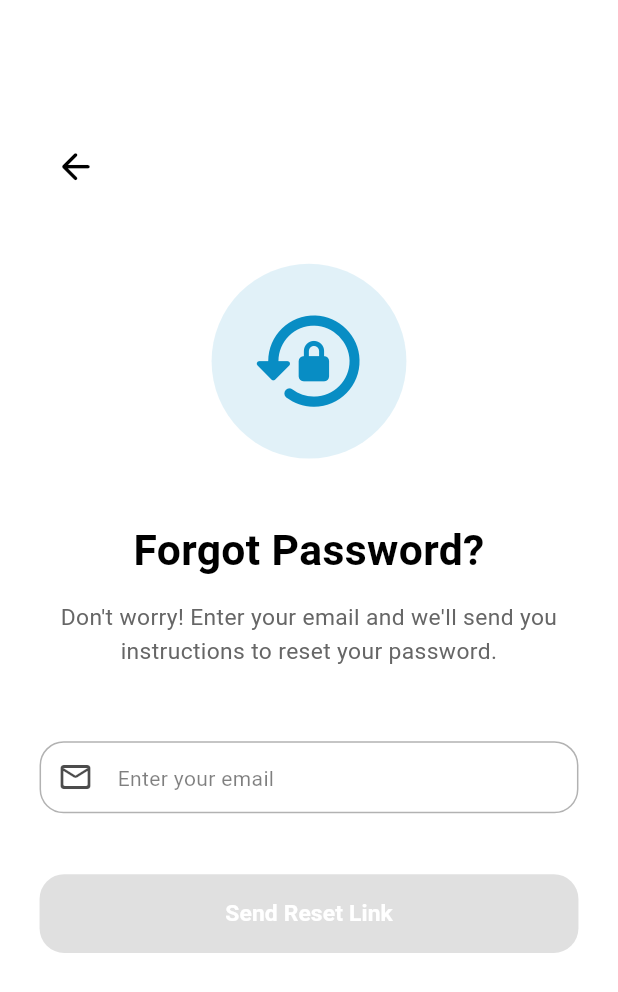
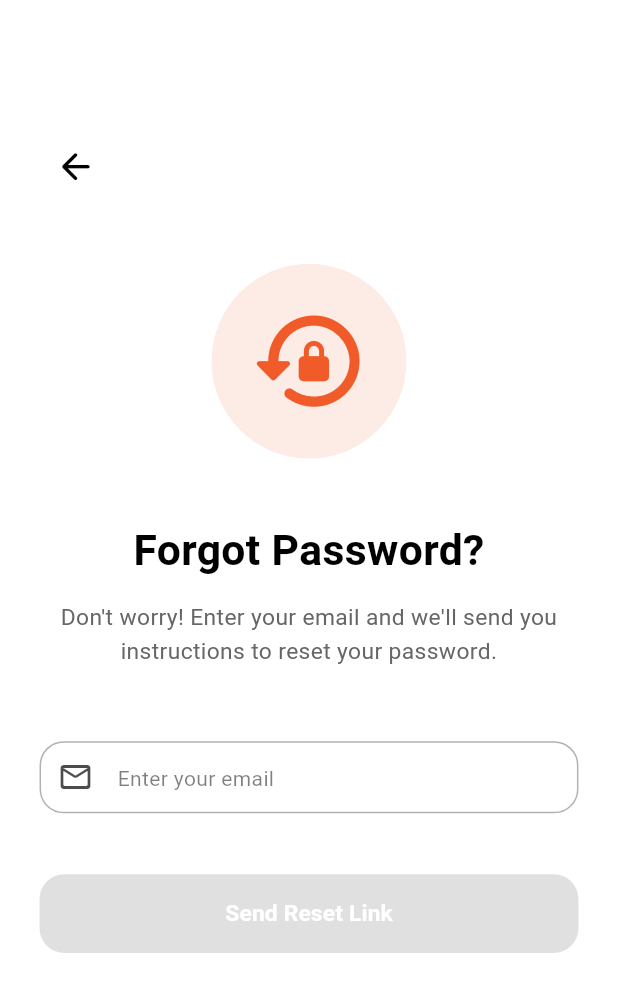
Before and after one commit to imgrasooldev/yolger_rider_app, a Flutter app: the screen it shows after launch, after a tap on "Forgot Password?", on a phone screen of 412 x 824 dp. Shown: the top 992 px of the screen. Run offline on Flutter 3.47's test engine with Material 3 defaults, Android fonts, the phone set to English and light mode, and no system bars; our stand-ins replace animated_toggle_switch, cached_network_image, confetti, connectivity_plus, country_picker, dio and 26 more; missing offline and left inert: flutter_background_service, flutter_polyline_points, flutter_swipe_button; accounts and stored records are empty; network calls fail.

Commit message:
app name changed with color theme and inside app logos.

```diff
--- a/lib/config/app_images.dart
+++ b/lib/config/app_images.dart
@@ -2,6 +2,7 @@ class AppImages {
   static var splashLogoo = 'assets/png/rider.png';
   static var splashLightLogo = "assets/png/app-logo-light.png";
   static var splashLogo = 'assets/png/app-logo-dark.png';
+  static var appLogo = 'assets/png/app-logo.png';
   static var arrowRight = 'assets/png/arrow_right.png';
   static var noOrder = 'assets/png/noOrder.png';
   static var bike = 'assets/png/bike.png';
--- a/lib/config/colors.dart
+++ b/lib/config/colors.dart
@@ -1,9 +1,9 @@
 import 'package:flutter/material.dart';
 
 extension AppColors on ColorScheme {
-  static const Color primaryColor = Color(0xFF088DC4);
+  static const Color primaryColor = Color(0xFFF15B29);
 
-  static const Color secondaryColor = Color(0xFF088DC4);
+  static const Color secondaryColor = Color(0xFFF15B29);
   static const Color backgroundColor = Color(0xFFFFFFFF);
   static const Color cardColor = Color(0xFFFFFFFF);
   static const Color textColor = Color(0xFF000000);
@@ -14,8 +14,8 @@ extension AppColors on ColorScheme {
   static const Color warningColor = Color(0xFFF57C00);
   static const Color cardLightColor = Color(0xFFFFFFFF);
   static const Color cardDarkColor = Color(0xFF1A1A1A);
-  static const Color darkPrimaryColor = Color(0xFF0ca2df);
-  static const Color darkSecondaryColor = Color(0xFF0ca2df);
+  static const Color darkPrimaryColor = Color(0xFFED430B);
+  static const Color darkSecondaryColor = Color(0xFFE84109);
   static const Color darkBackgroundColor = Color(0xFF000000);
   static const Color darkCardColor = Color(0xFF28282D);
   static const Color darkTextColor = Color(0xFFFFFFFF);
--- a/lib/config/helper.dart
+++ b/lib/config/helper.dart
@@ -99,7 +99,8 @@ enum ApiStatus { initial, loading, success, failed }
 enum MobileANdEmailStatus { initial, loading, isnew, isuse }
 
 String myLogoImage(bool isDark) {
-  return isDark ? AppImages.splashLightLogo : AppImages.splashLogo;
+  // return isDark ? AppImages.splashLightLogo : AppImages.splashLogo;
+  return AppImages.appLogo;
 }
 
 void redirectionCondition(BuildContext context) {
--- a/lib/screens/auth/view/widgets/register_header.dart
+++ b/lib/screens/auth/view/widgets/register_header.dart
@@ -14,7 +14,7 @@ class RegisterHeader extends StatelessWidget {
         Row(
           mainAxisAlignment: MainAxisAlignment.center,
           children: [
-            Image.asset(AppImages.splashLogo, width: 200, height: 200),
+            Image.asset(AppImages.appLogo, width: 200, height: 200),
           ],
         ),
         Container(
--- a/lib/screens/feed_page/widgets/header_section/home_header_section.dart
+++ b/lib/screens/feed_page/widgets/header_section/home_header_section.dart
@@ -6,7 +6,6 @@ import 'package:hyper_local/screens/dashboard/bloc/notification/notification_blo
 import 'package:hyper_local/utils/widgets/custom_button.dart';
 import 'package:animated_toggle_switch/animated_toggle_switch.dart';
 import 'package:go_router/go_router.dart';
-import 'package:ionicons/ionicons.dart';
 import '../../../../config/colors.dart';
 import '../../../../config/helper.dart';
 import '../../../../utils/widgets/custom_image_container.dart';
@@ -223,7 +222,7 @@ class _HomeHeaderSectionState extends State<HomeHeaderSection> {
                               padding: isTablet() ? const EdgeInsets.all(11) : const EdgeInsets.all(8),
 
                               child: Icon(
-                                Ionicons.notifications,
+                                Icons.notifications,
                                 size: (isTablet() ? 12 : 20).sp,
                                 color: AppColors.primaryColor,
                               ),
```
Also changed, not shown: pubspec.yaml (+14 -4 lines), assets/app-logo.png (added), assets/app_launcher_logo/launcher_icon.png (added), assets/png/app-logo.png (added), 64 other files.
